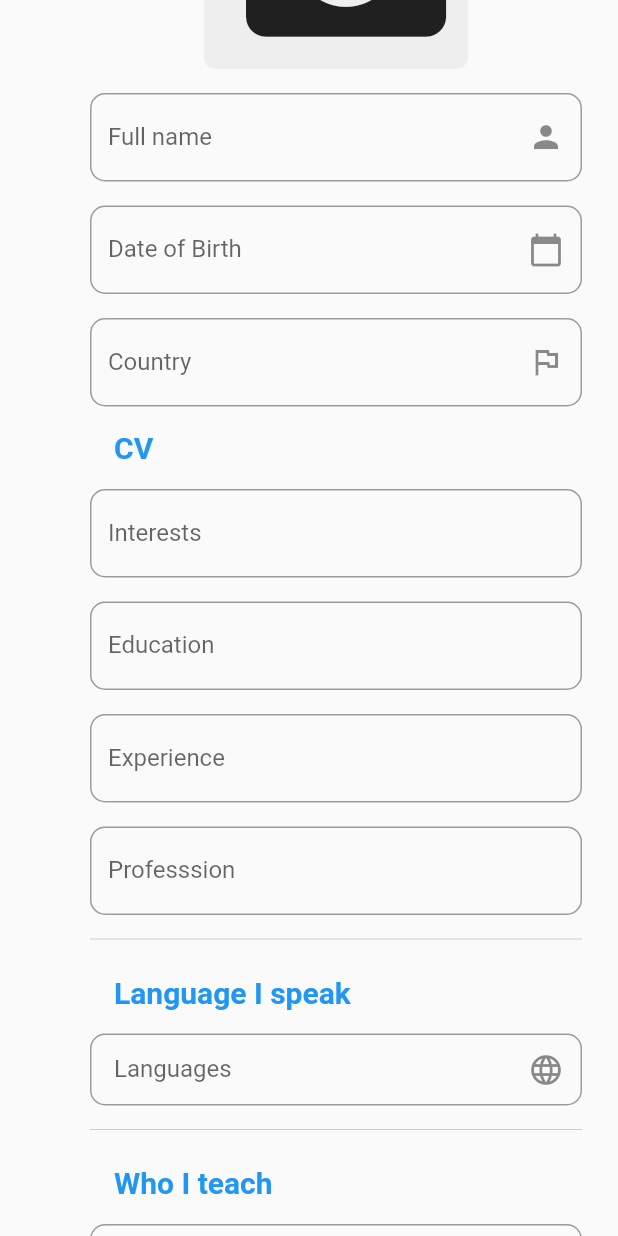
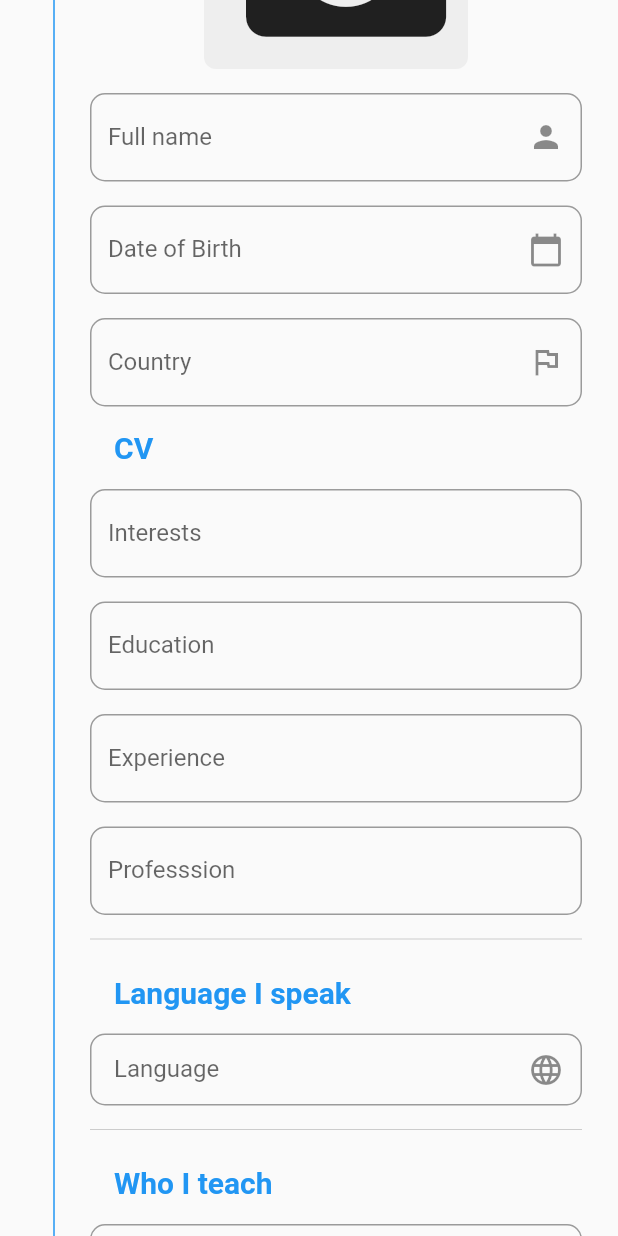
Before and after one commit to luong07734/lettutor, a Flutter app: the RegisterStepper widget shown alone on an empty page, opened directly, scrolled down 576 dp, on a phone screen of 412 x 824 dp. Run offline on Flutter 3.47's test engine with Material 2 defaults, Android fonts, the phone set to English and light mode, and no system bars; our stand-ins replace chewie, country_picker, curved_navigation_bar, flutter_advanced_drawer, image_picker, video_player; missing offline and left inert: country_icons, flutter_pdfview.

Commit message:
UI for become a tutor page

```diff
--- a/lib/constants/asset_manager.dart
+++ b/lib/constants/asset_manager.dart
@@ -7,4 +7,5 @@ class AssetsManager {
   static String courseImage = '$imagePath/fake_course.png';
   static String scheduleImage = '$imagePath/schedule.png';
   static String historyImage = '$imagePath/history.png';
+  static String doneImage = '$imagePath/done.png';
 }
--- a/lib/view/drawer/components/language_picker_textfiled.dart
+++ b/lib/view/drawer/components/language_picker_textfiled.dart
@@ -3,8 +3,9 @@ import 'package:flutter/material.dart';
 class LanguageFormField extends StatefulWidget {
   final List<String> languages;
   final IconData icon;
+  final String label;
 
-  LanguageFormField({required this.languages, required this.icon});
+  LanguageFormField({required this.languages, required this.icon, required this.label});
   @override
   _LanguageFormFieldState createState() => _LanguageFormFieldState();
 }
@@ -21,7 +22,7 @@ class _LanguageFormFieldState extends State<LanguageFormField> {
           icon: Icon(widget.icon),
           onPressed: () => _showLanguagePicker(context),
         ),
-        labelText: 'Languages',
+        labelText: widget.label,
         border: OutlineInputBorder(
           borderRadius: BorderRadius.circular(10.0),
         ),
--- a/lib/view/drawer/pages/stepper.dart
+++ b/lib/view/drawer/pages/stepper.dart
@@ -2,6 +2,7 @@ import 'dart:io';
 
 import 'package:flutter/material.dart';
 import 'package:image_picker/image_picker.dart';
+import 'package:lettutor/constants/asset_manager.dart';
 import 'package:lettutor/constants/color_manager.dart';
 import 'package:lettutor/view/authentication/components/custom_textfield.dart';
 import 'package:lettutor/view/detail/components/profile_description.dart';
@@ -11,6 +12,7 @@ import 'package:lettutor/view/drawer/components/custom_textfield.dart';
 import 'package:lettutor/view/drawer/components/date_picker_textfield.dart';
 import 'package:lettutor/view/drawer/components/language_picker_textfiled.dart';
 import 'package:lettutor/view/drawer/components/paragraph_textfield.dart';
+import 'package:video_player/video_player.dart';
 
 class RegisterStepper extends StatefulWidget {
   @override
@@ -18,7 +20,7 @@ class RegisterStepper extends StatefulWidget {
 }
 
 class _RegisterStepperState extends State<RegisterStepper> {
-  int currentStep = 0;
+  int _currentStep = 0;
   int _selectedOption = 1; // initial selected option value
   final _formKey = GlobalKey<FormState>();
   final TextEditingController _fullnameController = TextEditingController();
@@ -58,6 +60,24 @@ class _RegisterStepperState extends State<RegisterStepper> {
     });
   }
 
+  // handle video picker
+  VideoPlayerController? _videoPlayerController;
+  File? _video;
+
+  final picker = ImagePicker();
+
+  _pickVideo() async {
+    PickedFile? pickedFile = await picker.getVideo(source: ImageSource.gallery);
+
+    _video = File(pickedFile!.path);
+
+    _videoPlayerController = VideoPlayerController.file(_video!)
+      ..initialize().then((_) {
+        setState(() {});
+        _videoPlayerController!.play();
+      });
+  }
+
   @override
   void dispose() {
     _fullnameController.dispose();
@@ -69,17 +89,28 @@ class _RegisterStepperState extends State<RegisterStepper> {
   @override
   Widget build(BuildContext context) {
     return Stepper(
-      currentStep: 0,
+      currentStep: _currentStep,
+      onStepTapped: (index) {
+        setState(() {
+          _currentStep = index;
+        });
+      },
       onStepContinue: () {
-        if (_formKey.currentState!.validate()) {
-          setState(() {
-            currentStep++;
-          });
-        }
+        setState(() {
+          if (_currentStep < 2) {
+            _currentStep++;
+          } else {
+            // perform any action on last step continue button press
+          }
+        });
       },
       onStepCancel: () {
         setState(() {
-          currentStep--;
+          if (_currentStep > 0) {
+            _currentStep--;
+          } else {
+            // perform any action on first step cancel button press
+          }
         });
       },
       steps: [
@@ -189,6 +220,7 @@ class _RegisterStepperState extends State<RegisterStepper> {
               LanguageFormField(
                 languages: _languages,
                 icon: Icons.language,
+                label: "Language",
               ),
               SizedBox(height: 8),
               Divider(
@@ -201,7 +233,11 @@ class _RegisterStepperState extends State<RegisterStepper> {
                   controller: _introductionController,
                   hint: "Example: I was a teacher ..."),
               ProfileTitle(text: "My specialities are"),
-              LanguageFormField(languages: _specialities, icon: Icons.bookmark),
+              LanguageFormField(
+                languages: _specialities,
+                icon: Icons.bookmark,
+                label: "Specialities",
+              ),
               ProfileTitle(text: "I am best at teaching students who are"),
               Column(
                 children: [
@@ -240,6 +276,96 @@ class _RegisterStepperState extends State<RegisterStepper> {
             ],
           ),
         ),
+        Step(
+          isActive: true,
+          title: Text(
+            'Video Introduction',
+            style: TextStyle(
+              fontSize: 18.0,
+              fontWeight: FontWeight.bold,
+            ),
+          ),
+          content: Column(
+            crossAxisAlignment: CrossAxisAlignment.start,
+            children: [
+              ProfileTitle(text: "Introduce yourself"),
+              ProfileDescription(
+                  text:
+                      "Let students know what they can expect from a lesson with you by recording a video highlighting your teaching style, expertise and personality. Students can be nervous to speak with a foreigner, so it really helps to have a friendly video that introduces yourself and invites students to call you."),
+              SizedBox(
+                height: 10,
+              ),
+              Divider(
+                thickness: 0.5,
+                color: Colors.grey[400],
+              ),
+              ProfileTitle(text: "Introduction video"),
+              Padding(
+                padding: const EdgeInsets.symmetric(horizontal: 8.0),
+                child: Container(
+                  width: double.infinity,
+                  color: Colors.blue,
+                  padding: EdgeInsets.all(16.0),
+                  child: Text(
+                    'A few useful tips:\n1. Find a clean and quiet space\n2.Smile and look at the camera\n3. Dress smart\n4. Speak for 1-3 minutes\n5. Brand yourself and have fun',
+                    style: TextStyle(color: Colors.white),
+                  ),
+                ),
+              ),
+              SizedBox(
+                height: 16,
+              ),
+              if (_video != null)
+                _videoPlayerController!.value.isInitialized
+                    ? AspectRatio(
+                        aspectRatio: _videoPlayerController!.value.aspectRatio,
+                        child: VideoPlayer(_videoPlayerController!),
+                      )
+                    : Container()
+              else
+                Text(
+                  "Click on Pick Video to select video",
+                  style: TextStyle(fontSize: 18.0),
+                ),
+              SizedBox(
+                height: 16,
+              ),
+              ElevatedButton(
+                onPressed: () {
+                  _pickVideo();
+                },
+                child: Text("Pick Video From Gallery"),
+              ),
+            ],
+          ),
+        ),
+        Step(
+          title: Text(
+            'Approval',
+            style: TextStyle(
+              fontSize: 18.0,
+              fontWeight: FontWeight.bold,
+            ),
+          ),
+          isActive: true,
+          content: Column(
+            crossAxisAlignment: CrossAxisAlignment.center,
+            children: [
+              Image.asset(
+                AssetsManager.doneImage,
+              ),
+              Text(
+                "You have done all the steps\n Pleasse, wait for the operator's approval",
+                style: TextStyle(fontSize: 14.0, fontWeight: FontWeight.bold),
+                textAlign: TextAlign.center,
+              ),
+              ElevatedButton(
+                onPressed: () {},
+                child: Text("Submit"),
+              ),
+            ],
+          ),
+        ),
       ],
     );
   }
```
Also changed, not shown: assets/images/done.png (added).
